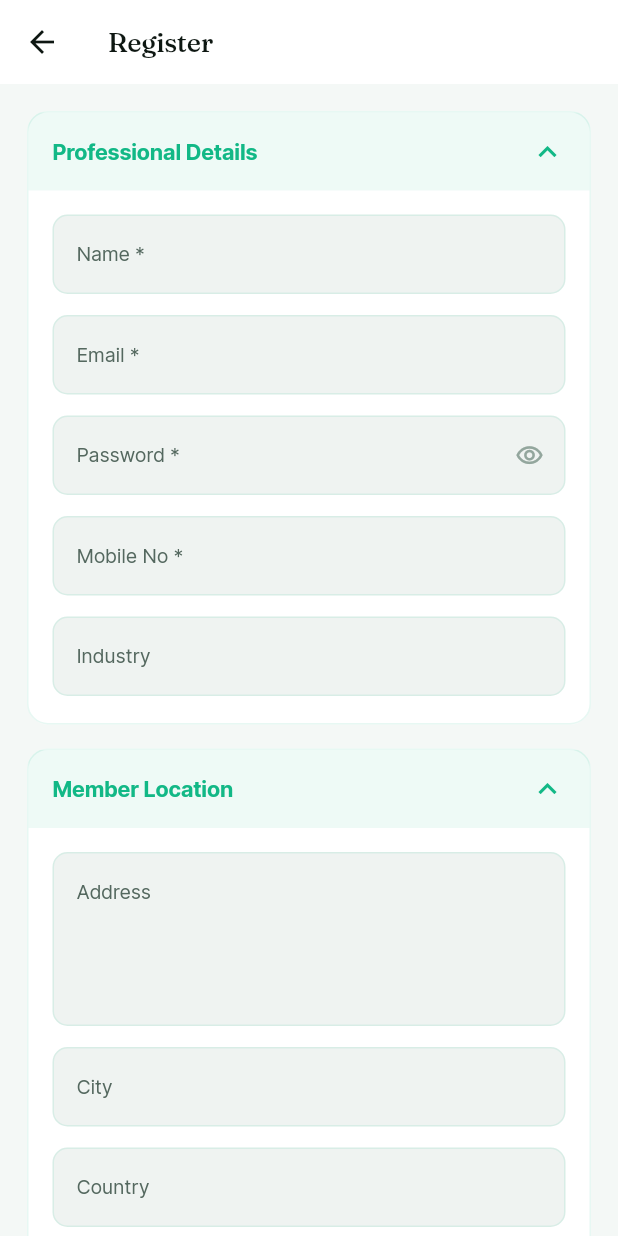
After one commit to DhanarajuN/AI_DOUBLE_CUSTOMER, a Flutter app: the RegisterView screen opened directly, on a phone screen of 412 x 824 dp. The commit adds this screen. Run offline on Flutter 3.47's test engine with Material 3 defaults, Android fonts, the light colour scheme and no system bars; our stand-ins replace file_picker, flutter_markdown_plus, google_fonts, shared_preferences; missing offline and left inert: flutter_web_auth_2; accounts and stored records are empty.

Commit message:
Add member registration form behind a coming-soon link

```diff
--- a/lib/constants/server_urls.dart
+++ b/lib/constants/server_urls.dart
@@ -17,8 +17,14 @@ class ServerUrls {
 
   static const String ssoSessionLogin = '/api/v1/users/sso/session-login';
 
+  // Public (no-auth) job-instance API, used by RegisterView to submit the
+  // member/professional registration form. See RegistrationService for the
+  // jobTypeId this needs.
+  static const String createInstance = '/api/v1/public/create-instance';
+
   static const String librechatURL =
-      'https://librechat-backend-137691469700.asia-south1.run.app';
+  'https://librechat-backend-olj53mb3da-el.a.run.app';
+     // 'https://librechat-backend-137691469700.asia-south1.run.app';
 
   static const String librechatAgents = '/api/agents/';
 
--- /dev/null
+++ b/lib/views/register_view.dart
@@ -0,0 +1,418 @@
+import 'package:flutter/material.dart';
+import '../services/app_logger.dart';
+import '../services/registration_service.dart';
+import '../theme/app_theme.dart';
+
+/// Member registration form — two collapsible sections (Professional
+/// Details, Location) matching the web portal's field set. Submit posts to
+/// RegistrationService (GoSure's generic job-instance API) — see that
+/// file's TODO for the still-unconfirmed jobTypeId and data-key names.
+class RegisterView extends StatefulWidget {
+  const RegisterView({super.key});
+
+  /// Slide-up + fade transition used when pushing this from the login
+  /// screen's "Register" link.
+  static Route<void> route() {
+    return PageRouteBuilder<void>(
+      transitionDuration: const Duration(milliseconds: 420),
+      reverseTransitionDuration: const Duration(milliseconds: 300),
+      pageBuilder: (_, __, ___) => const RegisterView(),
+      transitionsBuilder: (context, animation, secondaryAnimation, child) {
+        final curved = CurvedAnimation(parent: animation, curve: Curves.easeOutCubic);
+        return FadeTransition(
+          opacity: curved,
+          child: SlideTransition(
+            position: Tween<Offset>(begin: const Offset(0, 0.08), end: Offset.zero).animate(curved),
+            child: child,
+          ),
+        );
+      },
+    );
+  }
+
+  @override
+  State<RegisterView> createState() => _RegisterViewState();
+}
+
+class _RegisterViewState extends State<RegisterView> {
+  static final _emailRegex = RegExp(r'^[^@\s]+@[^@\s]+\.[^@\s]+$');
+  static final _nameRegex = RegExp(r"^[A-Za-z][A-Za-z\s.'-]*$");
+  static final _postalCodeRegex = RegExp(r'^[A-Za-z0-9]{2,4}\s?[A-Za-z0-9]{2,4}$');
+  static final _placeRegex = RegExp(r"^[A-Za-z][A-Za-z\s.'-]*$");
+  static final _mobileRegex = RegExp(r'^[0-9]{7,15}$');
+
+  final _formKey = GlobalKey<FormState>();
+  final _nameCtrl = TextEditingController();
+  final _emailCtrl = TextEditingController();
+  final _passwordCtrl = TextEditingController();
+  final _mobileCtrl = TextEditingController();
+  final _industryCtrl = TextEditingController();
+  final _postalCodeCtrl = TextEditingController();
+  final _addressCtrl = TextEditingController();
+  final _cityCtrl = TextEditingController();
+  final _countryCtrl = TextEditingController();
+
+  bool _companyExpanded = true;
+  bool _locationExpanded = true;
+  bool _obscurePassword = true;
+  bool _submitting = false;
+  bool _submitted = false;
+
+  @override
+  void dispose() {
+    for (final c in [
+      _nameCtrl,
+      _emailCtrl,
+      _passwordCtrl,
+      _mobileCtrl,
+      _industryCtrl,
+      _postalCodeCtrl,
+      _addressCtrl,
+      _cityCtrl,
+      _countryCtrl,
+    ]) {
+      c.dispose();
+    }
+    super.dispose();
+  }
+
+  Future<void> _submit() async {
+    FocusScope.of(context).unfocus();
+    if (!_formKey.currentState!.validate()) {
+      setState(() {
+        _companyExpanded = true;
+        _locationExpanded = true;
+      });
+      return;
+    }
+    setState(() => _submitting = true);
+    try {
+      await RegistrationService.submit({
+        'Name': _nameCtrl.text.trim(),
+        'Email': _emailCtrl.text.trim(),
+        'Password': _passwordCtrl.text,
+        'Mobile No': _mobileCtrl.text.trim(),
+        'Industry': _industryCtrl.text.trim(),
+        'Address': _addressCtrl.text.trim(),
+        'City': _cityCtrl.text.trim(),
+        'Country': _countryCtrl.text.trim(),
+        'Postal Code': _postalCodeCtrl.text.trim(),
+      });
+      if (!mounted) return;
+      setState(() {
+        _submitting = false;
+        _submitted = true;
+      });
+      await Future.delayed(const Duration(milliseconds: 1500));
+      if (mounted) Navigator.of(context).pop();
+    } catch (e, st) {
+      AppLogger.e('RegisterView', 'submit failed', e, st);
+      if (!mounted) return;
+      setState(() => _submitting = false);
+      ScaffoldMessenger.of(context).showSnackBar(
+        SnackBar(content: Text('Could not submit: $e'), behavior: SnackBarBehavior.floating),
+      );
+    }
+  }
+
+  String? _validateRequired(String? v, String label, RegExp pattern, String patternError) {
+    final value = v?.trim() ?? '';
+    if (value.isEmpty) return '$label is required';
+    if (!pattern.hasMatch(value)) return patternError;
+    return null;
+  }
+
+  String? _validateOptional(String? v, RegExp pattern, String patternError) {
+    final value = v?.trim() ?? '';
+    if (value.isEmpty) return null;
+    if (!pattern.hasMatch(value)) return patternError;
+    return null;
+  }
+
+  @override
+  Widget build(BuildContext context) {
+    return Scaffold(
+      backgroundColor: AppColors.appBackgroundColor,
+      appBar: AppBar(
+        backgroundColor: AppColors.appSurfaceColor,
+        surfaceTintColor: Colors.transparent,
+        elevation: 0,
+        iconTheme: IconThemeData(color: AppColors.appTextColor),
+        title: Text('Register', style: AppFonts.display(size: 18)),
+      ),
+      body: SafeArea(
+        child: Stack(
+          children: [
+            SingleChildScrollView(
+              padding: const EdgeInsets.fromLTRB(18, 18, 18, 36),
+              child: Form(
+                key: _formKey,
+                child: Column(
+                  crossAxisAlignment: CrossAxisAlignment.stretch,
+                  children: [
+                    _Section(
+                      title: 'Professional Details',
+                      expanded: _companyExpanded,
+                      onToggle: () => setState(() => _companyExpanded = !_companyExpanded),
+                      children: [
+                        _field(
+                          controller: _nameCtrl,
+                          label: 'Name',
+                          required: true,
+                          keyboardType: TextInputType.name,
+                          validator: (v) => _validateRequired(v, 'Name', _nameRegex, 'Letters only, please'),
+                        ),
+                        const SizedBox(height: 14),
+                        _field(
+                          controller: _emailCtrl,
+                          label: 'Email',
+                          required: true,
+                          keyboardType: TextInputType.emailAddress,
+                          validator: (v) => _validateRequired(v, 'Email', _emailRegex, 'Enter a valid email'),
+                        ),
+                        const SizedBox(height: 14),
+                        _field(
+                          controller: _passwordCtrl,
+                          label: 'Password',
+                          required: true,
+                          obscureText: _obscurePassword,
+                          suffixIcon: IconButton(
+                            icon: Icon(
+                              _obscurePassword ? Icons.visibility_outlined : Icons.visibility_off_outlined,
+                              color: AppColors.appTextMutedColor,
+                              size: 19,
+                            ),
+                            onPressed: () => setState(() => _obscurePassword = !_obscurePassword),
+                          ),
+                          validator: (v) {
+                            if (v == null || v.isEmpty) return 'Password is required';
+                            if (v.length < 6) return 'Must be at least 6 characters';
+                            return null;
+                          },
+                        ),
+                        const SizedBox(height: 14),
+                        _field(
+                          controller: _mobileCtrl,
+                          label: 'Mobile No',
+                          required: true,
+                          keyboardType: TextInputType.phone,
+                          validator: (v) => _validateRequired(v, 'Mobile No', _mobileRegex, 'Enter a valid mobile number'),
+                        ),
+                        const SizedBox(height: 14),
+                        _field(controller: _industryCtrl, label: 'Industry', keyboardType: TextInputType.text),
+                      ],
+                    ),
+                    const SizedBox(height: 16),
+                    _Section(
+                      title: 'Member Location',
+                      expanded: _locationExpanded,
+                      onToggle: () => setState(() => _locationExpanded = !_locationExpanded),
+                      children: [
+                        _field(
+                          controller: _addressCtrl,
+                          label: 'Address',
+                          maxLines: 4,
+                          keyboardType: TextInputType.streetAddress,
+                        ),
+                        const SizedBox(height: 14),
+                        _field(
+                          controller: _cityCtrl,
+                          label: 'City',
+                          keyboardType: TextInputType.text,
+                          validator: (v) => _validateOptional(v, _placeRegex, 'Letters only, please'),
+                        ),
+                        const SizedBox(height: 14),
+                        _field(
+                          controller: _countryCtrl,
+                          label: 'Country',
+                          keyboardType: TextInputType.text,
+                          validator: (v) => _validateOptional(v, _placeRegex, 'Letters only, please'),
+                        ),
+                        const SizedBox(height: 14),
+                        _field(
+                          controller: _postalCodeCtrl,
+                          label: 'Postal Code',
+                          required: true,
+                          keyboardType: TextInputType.number,
+                          validator: (v) =>
+                              _validateRequired(v, 'Postal Code', _postalCodeRegex, 'Enter a valid postal code'),
+                        ),
+                      ],
+                    ),
+                    const SizedBox(height: 26),
+                    ElevatedButton(
+                      style: ElevatedButton.styleFrom(
+                        backgroundColor: AppColors.appPrimaryColor,
+                        foregroundColor: AppColors.appOnPrimaryColor,
+                        padding: const EdgeInsets.symmetric(vertical: 15),
+                        shape: RoundedRectangleBorder(borderRadius: BorderRadius.circular(12)),
+                      ),
+                      onPressed: _submitting ? null : _submit,
+                      child: _submitting
+                          ? const SizedBox(
+                              width: 20,
+                              height: 20,
+                              child: CircularProgressIndicator(strokeWidth: 2.2, color: AppColors.appOnPrimaryColor),
+                            )
+                          : const Text('Submit', style: TextStyle(fontWeight: FontWeight.w600, fontSize: 15)),
+                    ),
+                  ],
+                ),
+              ),
+            ),
+            if (_submitted) const _SuccessOverlay(),
+          ],
+        ),
+      ),
+    );
+  }
+
+  Widget _field({
+    required TextEditingController controller,
+    required String label,
+    bool required = false,
+    bool obscureText = false,
+    int maxLines = 1,
+    TextInputType? keyboardType,
+    Widget? suffixIcon,
+    String? Function(String?)? validator,
+  }) {
+    final border = OutlineInputBorder(
+      borderRadius: BorderRadius.circular(10),
+      borderSide: BorderSide(color: AppColors.appBorderColor),
+    );
+    return TextFormField(
+      controller: controller,
+      obscureText: obscureText,
+      maxLines: obscureText ? 1 : maxLines,
+      keyboardType: keyboardType,
+      style: AppFonts.body(size: 14),
+      validator: validator ?? (required ? (v) => (v == null || v.trim().isEmpty) ? '$label is required' : null : null),
+      decoration: InputDecoration(
+        labelText: required ? '$label *' : label,
+        labelStyle: AppFonts.body(size: 13, color: AppColors.appTextSecondaryColor),
+        alignLabelWithHint: maxLines > 1,
+        suffixIcon: suffixIcon,
+        filled: true,
+        fillColor: AppColors.appSurfaceVariantColor,
+        border: border,
+        enabledBorder: border,
+        focusedBorder: border.copyWith(borderSide: const BorderSide(color: AppColors.appPrimaryColor)),
+        errorBorder: border.copyWith(borderSide: const BorderSide(color: Colors.redAccent)),
+        focusedErrorBorder: border.copyWith(borderSide: const BorderSide(color: Colors.redAccent)),
+      ),
+    );
+  }
+}
+
+/// Collapsible card with an animated chevron and an animated height/opacity
+/// transition for its body — the "advanced" feel comes from here rather
+/// than from any single flashy effect.
+class _Section extends StatelessWidget {
+  final String title;
+  final bool expanded;
+  final VoidCallback onToggle;
+  final List<Widget> children;
+
+  const _Section({
+    required this.title,
+    required this.expanded,
+    required this.onToggle,
+    required this.children,
+  });
+
+  @override
+  Widget build(BuildContext context) {
+    return Container(
+      decoration: BoxDecoration(
+        color: AppColors.appSurfaceColor,
+        borderRadius: BorderRadius.circular(14),
+        border: Border.all(color: AppColors.appBorderColor),
+      ),
+      clipBehavior: Clip.antiAlias,
+      child: Column(
+        crossAxisAlignment: CrossAxisAlignment.stretch,
+        children: [
+          InkWell(
+            onTap: onToggle,
+            child: Container(
+              padding: const EdgeInsets.symmetric(horizontal: 16, vertical: 14),
+              color: AppColors.appPrimaryColor.withOpacity(0.07),
+              child: Row(
+                children: [
+                  Expanded(
+                    child: Text(
+                      title,
+                      style: AppFonts.body(size: 14.5, weight: FontWeight.w700, color: AppColors.appPrimaryColor),
+                    ),
+                  ),
+                  AnimatedRotation(
+                    turns: expanded ? 0.5 : 0,
+                    duration: const Duration(milliseconds: 250),
+                    curve: Curves.easeInOut,
+                    child: const Icon(Icons.keyboard_arrow_down, color: AppColors.appPrimaryColor),
+                  ),
+                ],
+              ),
+            ),
+          ),
+          AnimatedCrossFade(
+            firstChild: Padding(
+              padding: const EdgeInsets.fromLTRB(16, 16, 16, 18),
+              child: Column(crossAxisAlignment: CrossAxisAlignment.stretch, children: children),
+            ),
+            secondChild: const SizedBox(width: double.infinity, height: 0),
+            crossFadeState: expanded ? CrossFadeState.showFirst : CrossFadeState.showSecond,
+            duration: const Duration(milliseconds: 260),
+            sizeCurve: Curves.easeInOut,
+            firstCurve: Curves.easeOut,
+            secondCurve: Curves.easeIn,
+          ),
+        ],
+      ),
+    );
+  }
+}
+
+/// Scale/fade-in confirmation shown over the form after a successful
+/// client-side validation, before popping back to login.
+class _SuccessOverlay extends StatelessWidget {
+  const _SuccessOverlay();
+
+  @override
+  Widget build(BuildContext context) {
+    return Positioned.fill(
+      child: TweenAnimationBuilder<double>(
+        tween: Tween(begin: 0, end: 1),
+        duration: const Duration(milliseconds: 380),
+        curve: Curves.easeOutBack,
+        builder: (context, value, child) {
+          final clamped = value.clamp(0.0, 1.0);
+          return Container(
+            color: AppColors.appBackgroundColor.withOpacity(0.94 * clamped),
+            alignment: Alignment.center,
+            child: Opacity(
+              opacity: clamped,
+              child: Transform.scale(scale: 0.7 + 0.3 * value, child: child),
+            ),
+          );
+        },
+        child: Column(
+          mainAxisSize: MainAxisSize.min,
+          children: [
+            Container(
+              width: 72,
+              height: 72,
+              decoration: BoxDecoration(color: AppColors.appSuccessColor, shape: BoxShape.circle),
+              child: const Icon(Icons.check_rounded, color: Colors.white, size: 36),
+            ),
+            const SizedBox(height: 18),
+            Text('Registration submitted', style: AppFonts.display(size: 17)),
+            const SizedBox(height: 4),
+            Text("We'll be in touch shortly", style: AppFonts.body(size: 13, color: AppColors.appTextSecondaryColor)),
+          ],
+        ),
+      ),
+    );
+  }
+}
```
Also changed, not shown: lib/services/registration_service.dart (added, +36 -0 lines), lib/views/login_view.dart (+27 -2 lines).
